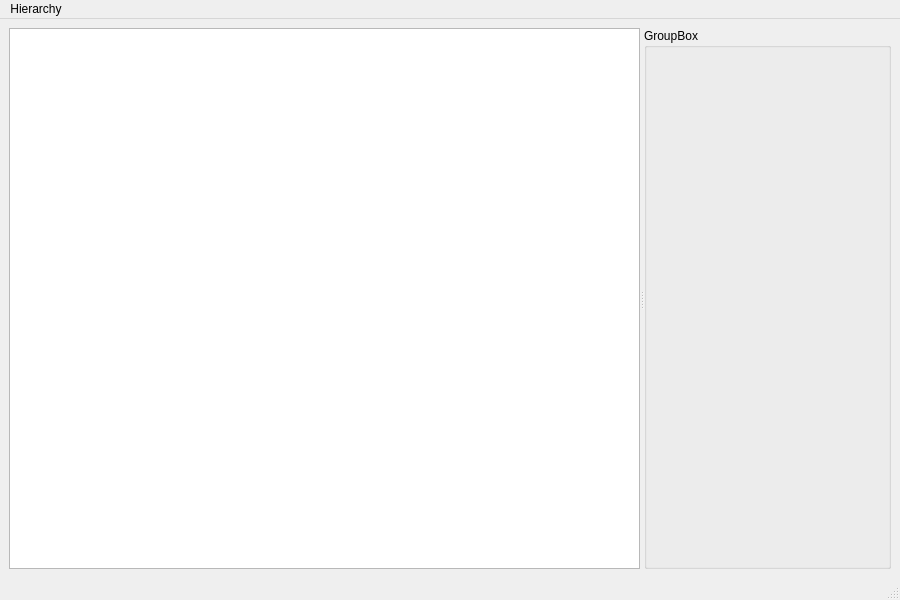
machination/machination, file machination/gui.ui: the form before one commit.
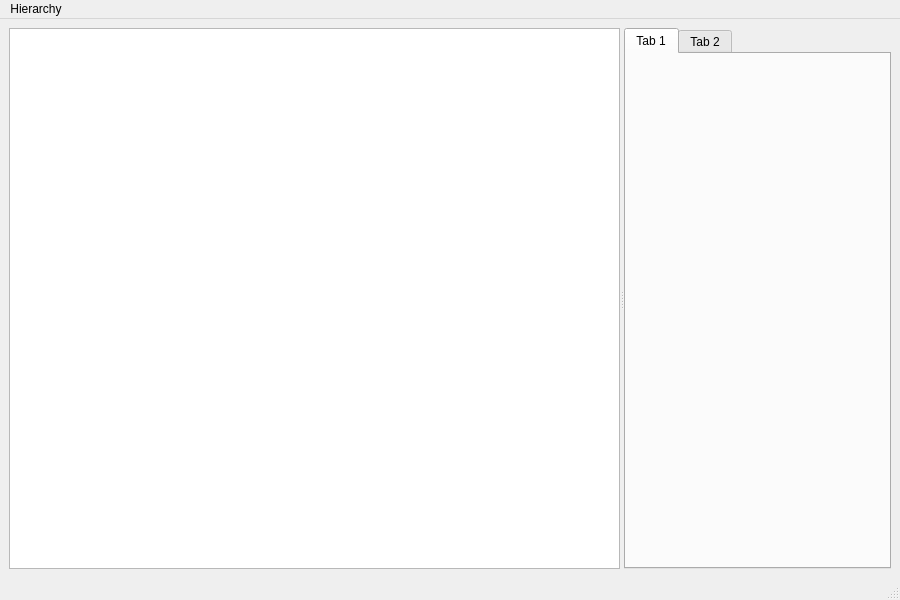
The form after the commit.

```diff
--- a/machination/gui.ui
+++ b/machination/gui.ui
@@ -14,7 +14,7 @@
    <string>MainWindow</string>
   </property>
   <widget class="QWidget" name="centralwidget">
-   <layout class="QVBoxLayout" name="verticalLayout">
+   <layout class="QHBoxLayout" name="horizontalLayout">
     <item>
      <widget class="QSplitter" name="splitter">
       <property name="orientation">
@@ -25,10 +25,20 @@
         <enum>QAbstractItemView::ExtendedSelection</enum>
        </property>
       </widget>
-      <widget class="QGroupBox" name="groupBox">
-       <property name="title">
-        <string>GroupBox</string>
+      <widget class="QTabWidget" name="tabWidget">
+       <property name="currentIndex">
+        <number>0</number>
        </property>
+       <widget class="QWidget" name="properties">
+        <attribute name="title">
+         <string>Tab 1</string>
+        </attribute>
+       </widget>
+       <widget class="QWidget" name="tab_2">
+        <attribute name="title">
+         <string>Tab 2</string>
+        </attribute>
+       </widget>
       </widget>
      </widget>
     </item>
```
